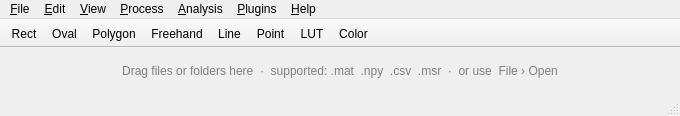
The window that resources/ui/main_window.ui (embl-ic/minflux-viewer) describes before a commit, drawn with Qt 5.
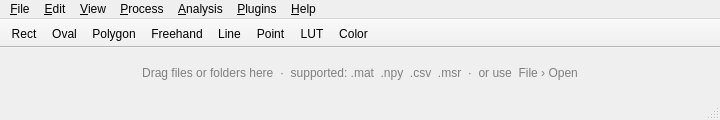
The same window after the commit.

Commit message: update cross platform spec, adjust default size of main UI

Patch:
```diff
--- a/resources/ui/main_window.ui
+++ b/resources/ui/main_window.ui
@@ -9,8 +9,8 @@
    <rect>
     <x>0</x>
     <y>0</y>
-    <width>680</width>
-    <height>110</height>
+    <width>720</width>
+    <height>120</height>
    </rect>
   </property>
   <property name="acceptDrops">
```
The commit also changes 2 other files.
